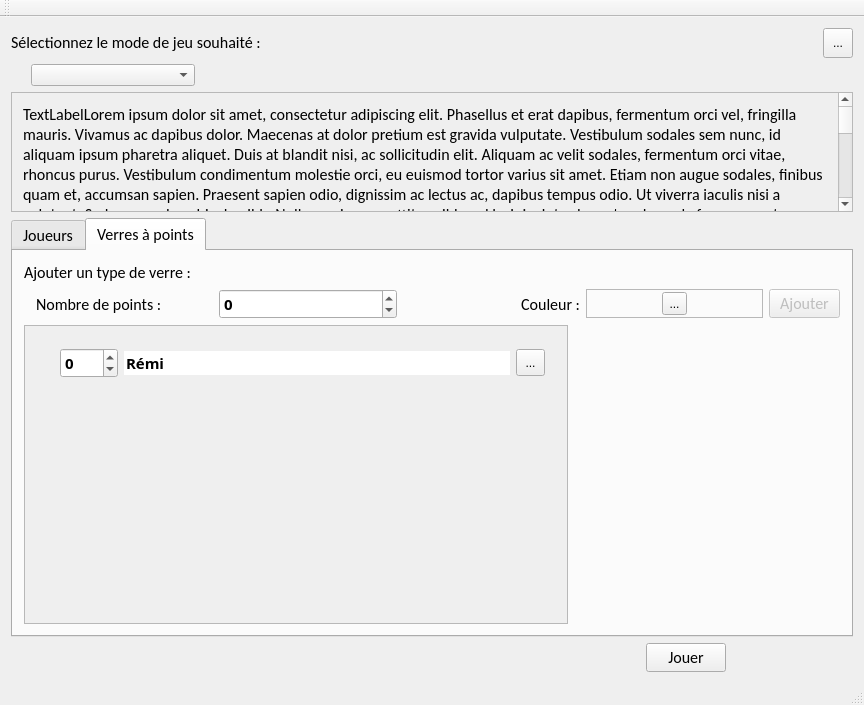
This is BeerPong-Ultimate/src/gui/QtGUI/QtGUI.ui in rchaucha/BeerPong-Evoled as Qt 5 draws it before an edit. The edited form follows.
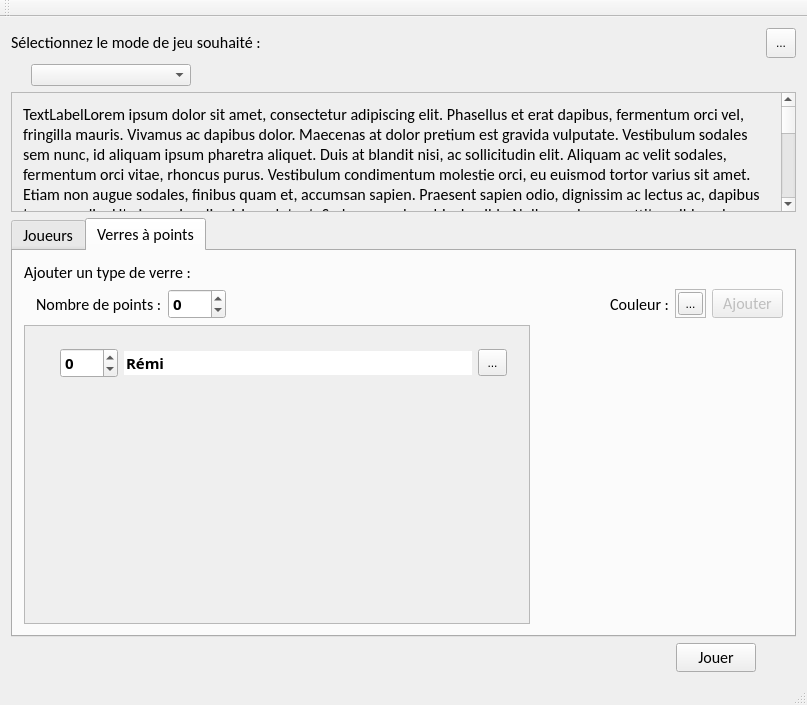
This is the edited form. The open tabs and pages were chosen to show the change. Icons and pictures are not drawn.

Commit message: Begin hide players and points buttons under ColorButtonManager

Diff of the .ui file:
```diff
--- a/BeerPong-Ultimate/src/gui/QtGUI/QtGUI.ui
+++ b/BeerPong-Ultimate/src/gui/QtGUI/QtGUI.ui
@@ -6,7 +6,7 @@
    <rect>
     <x>0</x>
     <y>0</y>
-    <width>864</width>
+    <width>807</width>
     <height>705</height>
    </rect>
   </property>
@@ -154,8 +154,8 @@
         <rect>
          <x>0</x>
          <y>0</y>
-         <width>827</width>
-         <height>503</height>
+         <width>770</width>
+         <height>522</height>
         </rect>
        </property>
        <layout class="QVBoxLayout" name="verticalLayout_2">
@@ -461,6 +461,19 @@
             </property>
            </widget>
           </item>
+          <item>
+           <spacer name="horizontalSpacer_8">
+            <property name="orientation">
+             <enum>Qt::Horizontal</enum>
+            </property>
+            <property name="sizeHint" stdset="0">
+             <size>
+              <width>40</width>
+              <height>20</height>
+             </size>
+            </property>
+           </spacer>
+          </item>
           <item>
            <widget class="QLabel" name="label_6">
             <property name="font">
@@ -584,7 +597,7 @@
               <rect>
                <x>0</x>
                <y>0</y>
-               <width>541</width>
+               <width>503</width>
                <height>292</height>
               </rect>
              </property>
@@ -706,7 +719,7 @@
      </widget>
     </item>
     <item>
-     <layout class="QHBoxLayout" name="horizontalLayout_8" stretch="5,0,1">
+     <layout class="QHBoxLayout" name="horizontalLayout_8" stretch="5,0,0">
       <item>
        <spacer name="horizontalSpacer_5">
         <property name="orientation">
```
Left out of the diff: 6 changed lines with no effect on the pictures. The commit also changes 4 other files.
